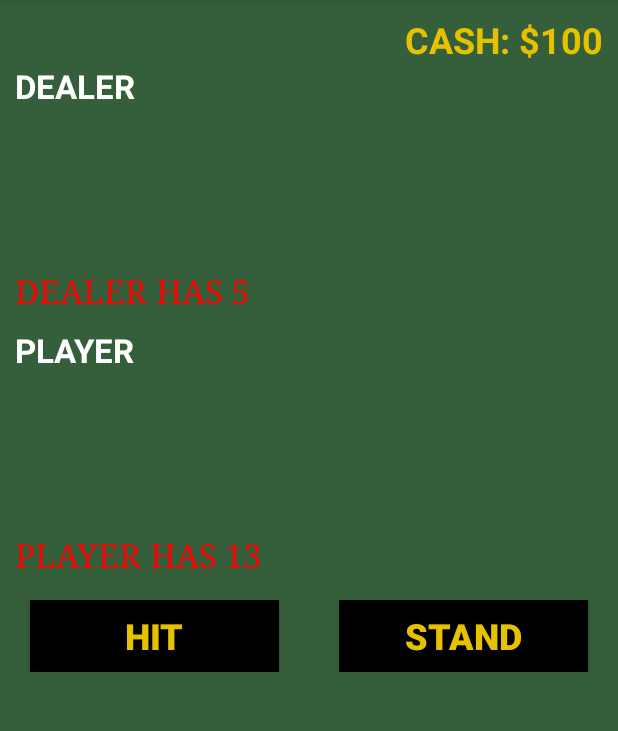
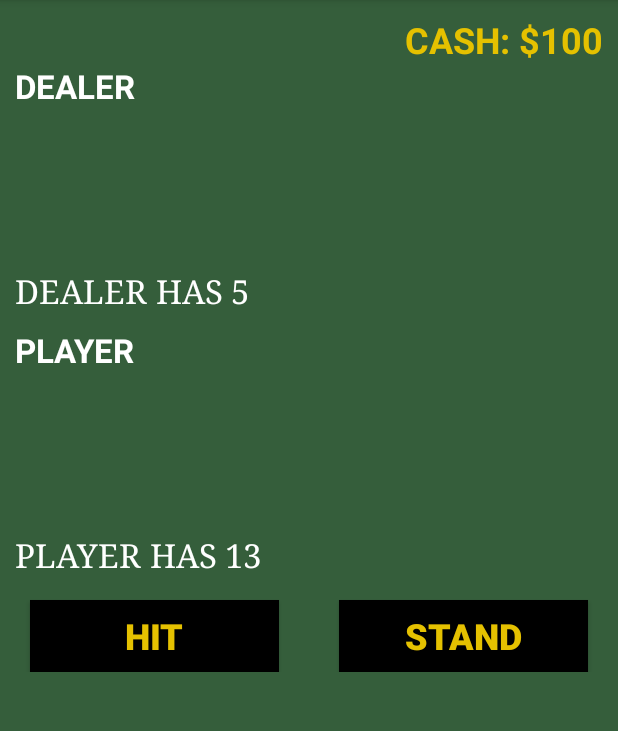
Before and after one commit to badgerbaj/BlackJack, an Android app: the activity_game screen opened directly, with no data from a screen before it, on a phone screen of 412 x 824 dp, the part 84-815 px from its top. Run offline under Robolectric (Android 15) with nearby library versions, the phone set to English and light mode, and no system bars; 8 statements that could not run were skipped.

Commit message:
Made changes to layout and set starting cash to 100

```diff
--- a/app/src/main/java/com/toddbray/blackjack/Gamestate.java
+++ b/app/src/main/java/com/toddbray/blackjack/Gamestate.java
@@ -74,7 +74,7 @@ public class GameState extends MainActivity {
     public void startNew() {
         playerScore = 0;
         dealerScore = 0;
-        playerCash = 20;
+        playerCash = 100;
         betAmount = 0;
         for(int i = 0; i < MAX_HAND; i++) {
             dealerHand[i] = 0;
--- a/app/src/main/res/layout/activity_game.xml
+++ b/app/src/main/res/layout/activity_game.xml
@@ -108,7 +108,7 @@
         android:layout_alignStart="@+id/dealer_textView"
         android:layout_marginTop="5dp"
         android:typeface="serif"
-        android:textColor="#FF0000" />
+        android:textColor="#FFFFFF" />
 
     <TextView
         android:layout_width="wrap_content"
@@ -121,7 +121,7 @@
         android:layout_toEndOf="@+id/dealer_score1_textView"
         android:layout_marginLeft="5dp"
         android:typeface="serif"
-        android:textColor="#FF0000" />
+        android:textColor="#FFFFFF" />
 
     <TextView
         android:layout_width="wrap_content"
@@ -225,7 +225,7 @@
         android:layout_alignStart="@+id/player_1_imageView"
         android:layout_marginTop="5dp"
         android:typeface="serif"
-        android:textColor="#FF0000" />
+        android:textColor="#FFFFFF" />
 
     <TextView
         android:layout_width="wrap_content"
@@ -238,21 +238,24 @@
         android:layout_toEndOf="@+id/player_score1_textView"
         android:layout_marginLeft="5dp"
         android:typeface="serif"
-        android:textColor="#FF0000" />
+        android:textColor="#FFFFFF" />
 
     <TextView
         android:layout_width="match_parent"
         android:layout_height="wrap_content"
         android:textAppearance="?android:attr/textAppearanceLarge"
-        android:text="Large Text"
+        android:text=""
         android:id="@+id/result_textView"
         android:layout_weight="1"
         android:layout_below="@+id/player_score1_textView"
         android:layout_alignLeft="@+id/player_score1_textView"
         android:layout_alignStart="@+id/player_score1_textView"
         android:layout_marginTop="20dp"
-        android:visibility="invisible"
-        android:textAlignment="center" />
+        android:visibility="visible"
+        android:textAlignment="center"
+        android:textSize="30sp"
+        android:textStyle="bold"
+        android:textColor="#e5c100" />
 
     <LinearLayout
         android:orientation="horizontal"
@@ -333,6 +336,10 @@
         android:layout_below="@+id/linearLayout"
         android:layout_centerHorizontal="true"
         android:layout_marginTop="10dp"
+        android:textColor="#e5c100"
+        android:background="#000000"
+        android:textSize="24dp"
+        android:textStyle="bold"
         android:visibility="invisible" />
 
 </RelativeLayout>
```
